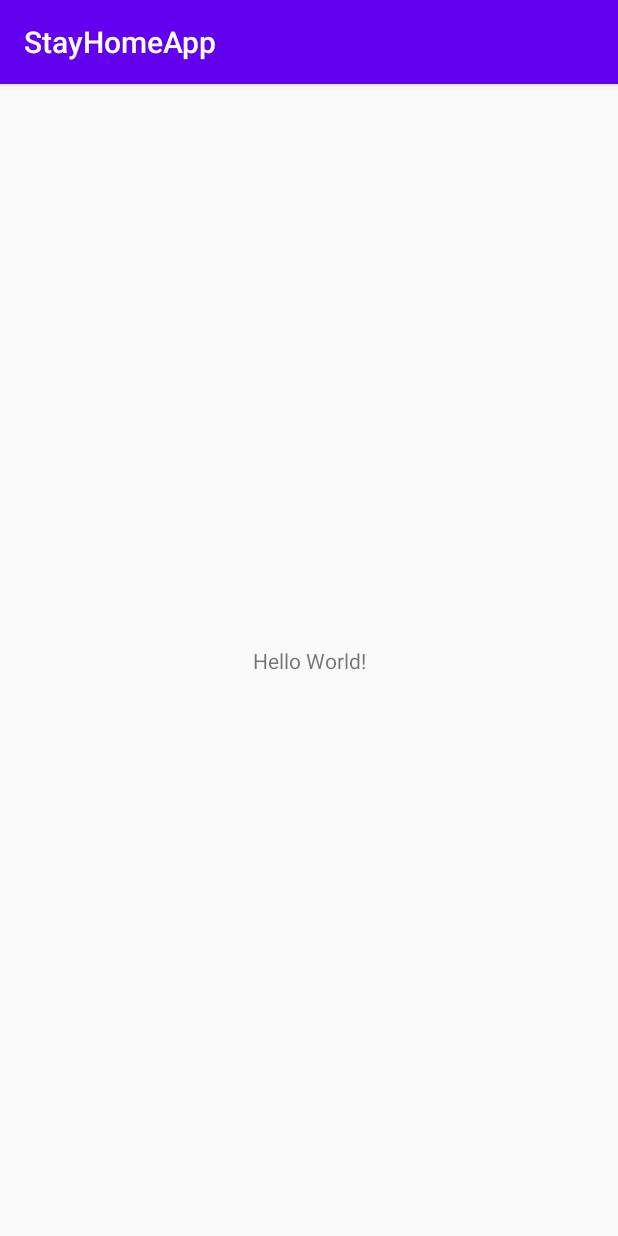
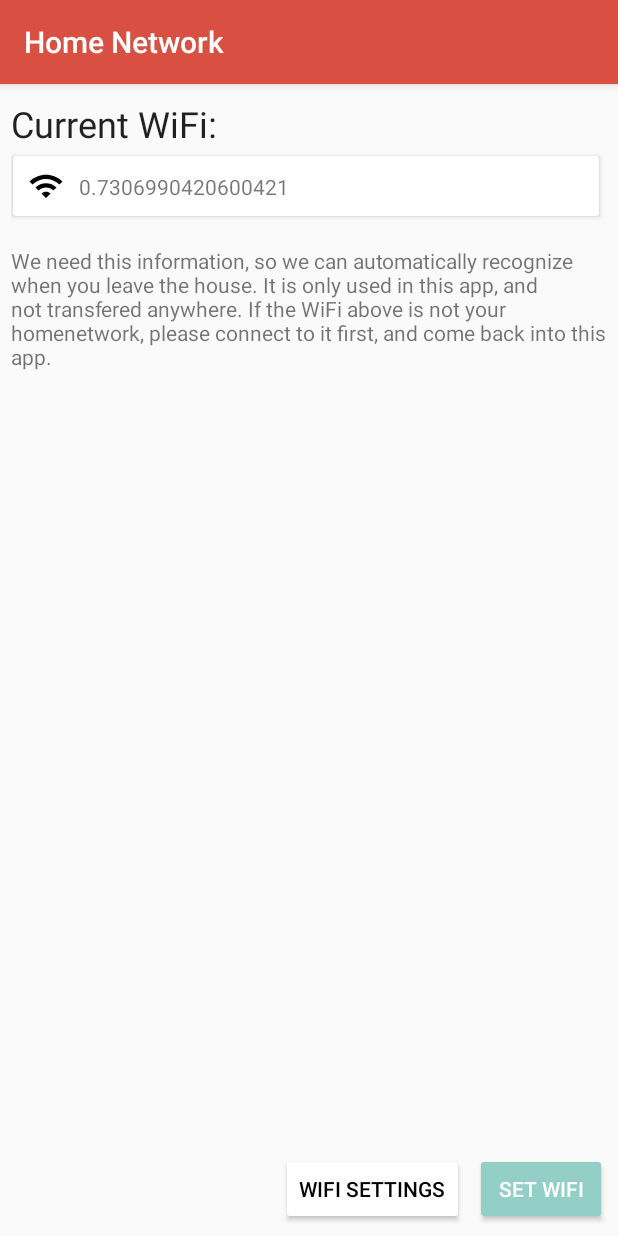
Before and after one commit to Paulpanther/StayhomeApp, an Android app: the screen it shows after launch (MainActivity before the commit, InitalLaunch after it), on a phone screen of 412 x 824 dp. Run offline under Robolectric (Android 15) with nearby library versions, the phone set to English and light mode, and no system bars.

Commit message:
First sketch for Inital Launch UI

```diff
--- a/app/build.gradle
+++ b/app/build.gradle
@@ -34,4 +34,5 @@ dependencies {
     testImplementation 'junit:junit:4.12'
     androidTestImplementation 'androidx.test.ext:junit:1.1.1'
     androidTestImplementation 'androidx.test.espresso:espresso-core:3.2.0'
+    implementation 'androidx.cardview:cardview:1.0.0'
 }
--- a/app/src/main/AndroidManifest.xml
+++ b/app/src/main/AndroidManifest.xml
@@ -9,13 +9,15 @@
         android:roundIcon="@mipmap/ic_launcher_round"
         android:supportsRtl="true"
         android:theme="@style/AppTheme">
-        <activity android:name=".MainActivity">
+        <activity android:name=".InitalLaunch">
             <intent-filter>
                 <action android:name="android.intent.action.MAIN" />
 
                 <category android:name="android.intent.category.LAUNCHER" />
             </intent-filter>
         </activity>
+
+        <activity android:name=".MainActivity"></activity>
     </application>
 
 </manifest>
--- /dev/null
+++ b/app/src/main/java/de/wvvh/stayhomeapp/InitalLaunch.kt
@@ -0,0 +1,31 @@
+package de.wvvh.stayhomeapp
+
+import android.annotation.SuppressLint
+import android.app.ActionBar
+import android.content.Intent
+import androidx.appcompat.app.AppCompatActivity
+import android.os.Bundle
+import android.provider.Settings
+import android.view.View
+import android.widget.Button
+import android.widget.TextView
+
+class InitalLaunch : AppCompatActivity() {
+    override fun onCreate(savedInstanceState: Bundle?) {
+        super.onCreate(savedInstanceState)
+        setContentView(R.layout.activity_inital_launch)
+        supportActionBar?.setTitle(R.string.home_wifi)
+    }
+
+    public fun updateWifi(){
+        var tv: TextView = findViewById<TextView>(R.id.wifi_name)
+        tv.setText(Math.random().toString())
+    }
+    public fun openWiFi(view: View){
+        startActivity( Intent(Settings.ACTION_WIFI_SETTINGS));
+    }
+    override fun onResume(){
+        super.onResume()
+        updateWifi()
+    }
+}
--- /dev/null
+++ b/app/src/main/res/drawable/ic_wifi_black_24dp.xml
@@ -0,0 +1,9 @@
+<vector xmlns:android="http://schemas.android.com/apk/res/android"
+        android:width="24dp"
+        android:height="24dp"
+        android:viewportWidth="24.0"
+        android:viewportHeight="24.0">
+    <path
+        android:fillColor="#000000"
+        android:pathData="M1,9l2,2c4.97,-4.97 13.03,-4.97 18,0l2,-2C16.93,2.93 7.08,2.93 1,9zM9,17l3,3 3,-3c-1.65,-1.66 -4.34,-1.66 -6,0zM5,13l2,2c2.76,-2.76 7.24,-2.76 10,0l2,-2C15.14,9.14 8.87,9.14 5,13z"/>
+</vector>
--- /dev/null
+++ b/app/src/main/res/layout/activity_inital_launch.xml
@@ -0,0 +1,112 @@
+<?xml version="1.0" encoding="utf-8"?>
+<androidx.constraintlayout.widget.ConstraintLayout xmlns:android="http://schemas.android.com/apk/res/android"
+    xmlns:app="http://schemas.android.com/apk/res-auto"
+    xmlns:tools="http://schemas.android.com/tools"
+    android:layout_width="match_parent"
+    android:layout_height="match_parent"
+    tools:context=".InitalLaunch">
+
+    <androidx.constraintlayout.widget.ConstraintLayout
+        android:layout_width="match_parent"
+        android:layout_height="match_parent"
+        android:layout_marginStart="7dp"
+        android:layout_marginEnd="7dp"
+        app:layout_constraintBottom_toBottomOf="parent"
+        app:layout_constraintEnd_toEndOf="parent"
+        app:layout_constraintHorizontal_bias="0.0"
+        app:layout_constraintStart_toStartOf="parent"
+        app:layout_constraintTop_toTopOf="parent">
+
+        <TextView
+            android:id="@+id/textView3"
+            android:layout_width="wrap_content"
+            android:layout_height="wrap_content"
+            android:layout_marginTop="10dp"
+            android:text="@string/current_wifi"
+            android:textAppearance="@style/TextAppearance.AppCompat.Headline"
+            app:layout_constraintStart_toStartOf="parent"
+            app:layout_constraintTop_toTopOf="parent" />
+
+        <androidx.cardview.widget.CardView
+            android:id="@+id/cardView"
+            android:layout_width="0dp"
+            android:layout_height="40dp"
+            android:layout_marginStart="1dp"
+            android:layout_marginTop="5dp"
+            android:layout_marginEnd="5dp"
+            android:clickable="true"
+            android:onClick="openWiFi"
+            app:layout_constraintEnd_toEndOf="parent"
+            app:layout_constraintStart_toStartOf="parent"
+            app:layout_constraintTop_toBottomOf="@+id/textView3">
+
+            <androidx.constraintlayout.widget.ConstraintLayout
+                android:layout_width="match_parent"
+                android:layout_height="match_parent">
+
+                <ImageView
+                    android:id="@+id/imageView"
+                    android:layout_width="wrap_content"
+                    android:layout_height="wrap_content"
+                    android:layout_marginStart="10dp"
+                    app:layout_constraintBottom_toBottomOf="parent"
+                    app:layout_constraintStart_toStartOf="parent"
+                    app:layout_constraintTop_toTopOf="parent"
+                    app:srcCompat="@drawable/ic_wifi_black_24dp" />
+
+                <TextView
+                    android:id="@+id/wifi_name"
+                    android:layout_width="wrap_content"
+                    android:layout_height="wrap_content"
+                    android:layout_marginStart="10dp"
+                    android:autoSizeTextType="uniform"
+                    android:text="Kurzes WiFi"
+                    app:layout_constraintBottom_toBottomOf="parent"
+                    app:layout_constraintEnd_toEndOf="parent"
+                    app:layout_constraintHorizontal_bias="0.0"
+                    app:layout_constraintStart_toEndOf="@+id/imageView"
+                    app:layout_constraintTop_toTopOf="parent"
+                    app:layout_constraintVertical_bias="0.509" />
+            </androidx.constraintlayout.widget.ConstraintLayout>
+        </androidx.cardview.widget.CardView>
+
+        <TextView
+            android:id="@+id/editText2"
+            android:layout_width="match_parent"
+            android:layout_height="wrap_content"
+            android:layout_marginTop="20dp"
+            android:ems="10"
+            android:gravity="start|top"
+            android:text="@string/info_why_wifi"
+            app:layout_constraintEnd_toEndOf="parent"
+            app:layout_constraintStart_toStartOf="parent"
+            app:layout_constraintTop_toBottomOf="@+id/cardView" />
+
+        <Button
+            android:id="@+id/button4"
+            android:layout_width="wrap_content"
+            android:layout_height="wrap_content"
+            android:layout_marginEnd="7dp"
+            android:layout_marginBottom="7dp"
+            android:backgroundTint="@color/cardview_light_background"
+            android:onClick="openWiFi"
+            android:text="@string/button_open_wifi_settings"
+            android:textColor="#000000"
+            app:layout_constraintBottom_toBottomOf="parent"
+            app:layout_constraintEnd_toStartOf="@+id/button3" />
+
+        <Button
+            android:id="@+id/button3"
+            android:layout_width="wrap_content"
+            android:layout_height="wrap_content"
+            android:layout_marginBottom="7dp"
+            android:backgroundTint="@color/colorAccent"
+            android:text="@string/button_confirm_wifi"
+            android:textColor="@color/cardview_light_background"
+            app:layout_constraintBottom_toBottomOf="parent"
+            app:layout_constraintEnd_toEndOf="parent" />
+
+
+    </androidx.constraintlayout.widget.ConstraintLayout>
+
+</androidx.constraintlayout.widget.ConstraintLayout>
--- a/app/src/main/res/values/colors.xml
+++ b/app/src/main/res/values/colors.xml
@@ -1,6 +1,9 @@
 <?xml version="1.0" encoding="utf-8"?>
 <resources>
-    <color name="colorPrimary">#6200EE</color>
-    <color name="colorPrimaryDark">#3700B3</color>
-    <color name="colorAccent">#03DAC5</color>
+    <color name="colorPrimary">#D95042</color>
+    <color name="textOnColorPrimary">#FFF</color>
+    <color name="colorPrimaryDark">#000000</color>
+    <color name="colorAccent">#93CFC6</color>
+    <color name="textOnColorAccent">#FFF</color>
+    <color name="colorBackground">#FFF</color>
 </resources>
--- a/app/src/main/res/values/strings.xml
+++ b/app/src/main/res/values/strings.xml
@@ -1,3 +1,8 @@
 <resources>
     <string name="app_name">StayHomeApp</string>
+    <string name="home_wifi">Home Network</string>
+    <string name="current_wifi">Current WiFi:</string>
+    <string name="info_why_wifi">We need this information, so we can automatically recognize when you leave the house. It is only used in this app, and not transfered anywhere. If the WiFi above is not your homenetwork, please connect to it first, and come back into this app.</string>
+    <string name="button_confirm_wifi">SET WIFI</string>
+    <string name="button_open_wifi_settings">WIFI SETTINGS</string>
 </resources>
```
